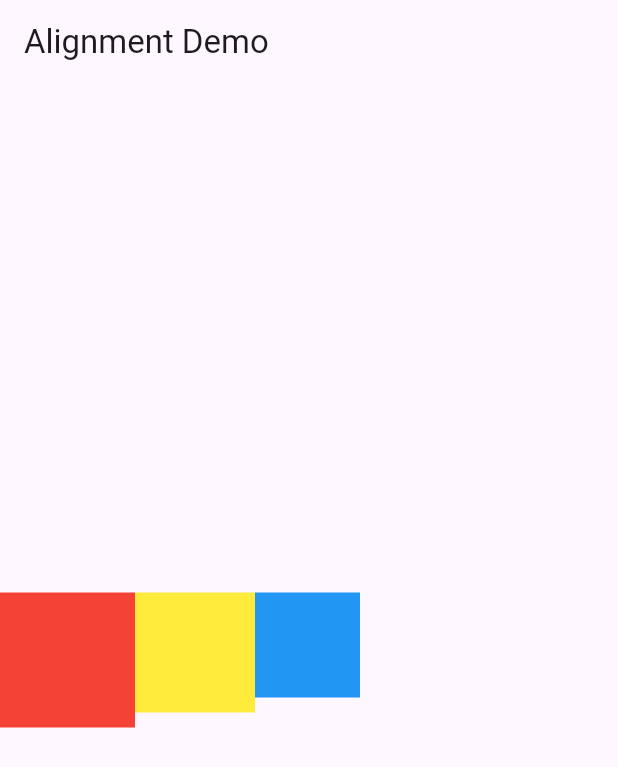
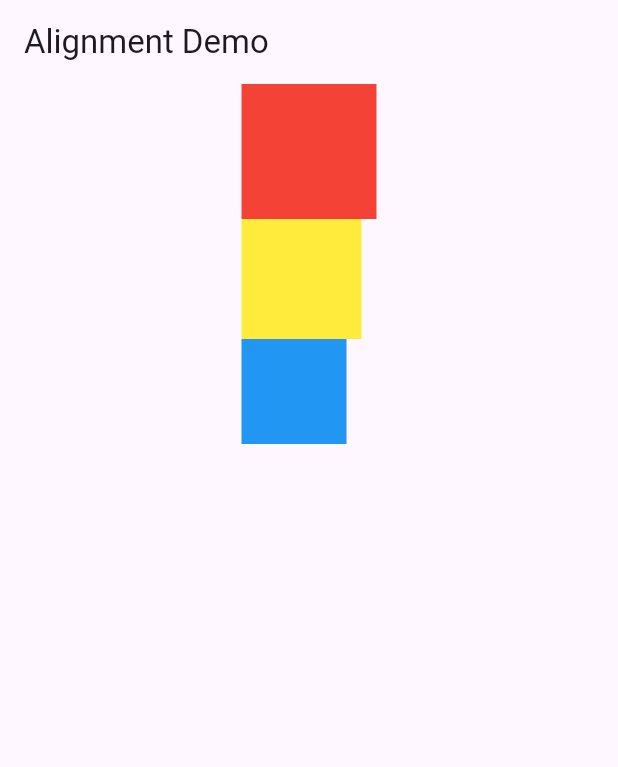
Before and after one commit to brycecodotco/CCE106-Flutter-Projects, a Flutter app: the screen it shows after launch, on a phone screen of 412 x 824 dp. Shown: the top 767 px of the screen. Run offline on Flutter 3.47's test engine with Material 3 defaults, Android fonts, the phone set to English and light mode, and no system bars.

Commit message:
added fixes

```diff
--- a/lib/AlignmentDemo.dart
+++ b/lib/AlignmentDemo.dart
@@ -10,7 +10,8 @@ class AlignmentDemo extends StatelessWidget {
         title: Text('Alignment Demo'),
       ),
       body: Center(
-        child: Row(
+        child: Column(
+        //child: Row(
           textBaseline: TextBaseline.alphabetic,
           //----CrossAxisAlignment----
           //crossAxisAlignment: CrossAxisAlignment.center,
--- a/lib/main.dart
+++ b/lib/main.dart
@@ -1,5 +1,5 @@
 import 'package:flutter/material.dart';
-import 'package:labtasks/AlignmentDemo.dart';
+import 'package:labtasks/alignmentDemo.dart';
 import 'package:labtasks/edgeAct.dart';
 import 'pavlova.dart';
 
```
Also changed, not shown: lib/login.dart (added).
